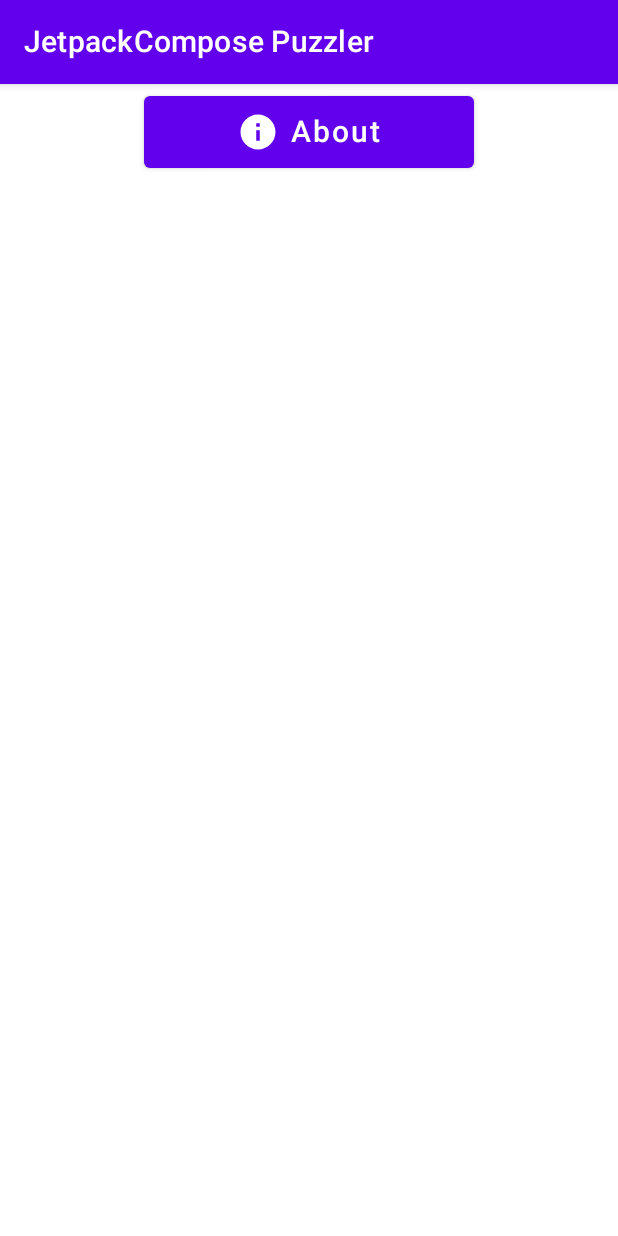
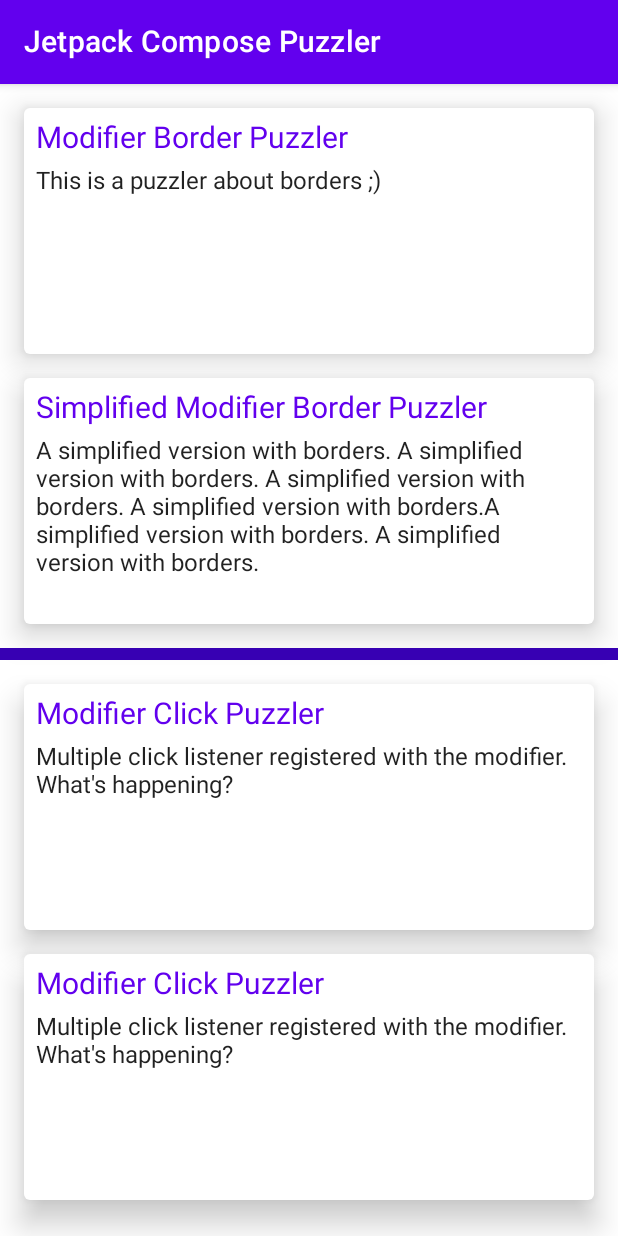
Before and after one commit to dbaelz/JetpackComposePuzzler, an Android app built with Jetpack Compose: the MainScreen screen opened through its navigation route, on a phone screen of 412 x 824 dp. Run offline under Robolectric (Android 15) with nearby library versions, the phone set to English and light mode, and no system bars.

Commit message:
Expand main menu and use cards instead of buttons

```diff
--- a/app/src/main/java/de/dbaelz/demo/compose/puzzler/MainActivity.kt
+++ b/app/src/main/java/de/dbaelz/demo/compose/puzzler/MainActivity.kt
@@ -18,8 +18,8 @@ import de.dbaelz.demo.compose.puzzler.Screen.ABOUT
 import de.dbaelz.demo.compose.puzzler.Screen.MAIN
 import de.dbaelz.demo.compose.puzzler.data.createMainMenuModel
 import de.dbaelz.demo.compose.puzzler.ui.AboutScreen
+import de.dbaelz.demo.compose.puzzler.ui.MainScreen
 import de.dbaelz.demo.compose.puzzler.ui.theme.JetpackComposePuzzlerTheme
-import de.dbaelz.demo.compose.puzzler.ui.theme.MainScreen
 
 class MainActivity : ComponentActivity() {
     override fun onCreate(savedInstanceState: Bundle?) {
@@ -30,7 +30,7 @@ class MainActivity : ComponentActivity() {
                 val backstackEntry = navController.currentBackStackEntryAsState()
 
                 Scaffold(
-                    topBar = { TopBar("JetpackCompose Puzzler") },
+                    topBar = { TopBar("Jetpack Compose Puzzler") },
                 ) {
                     PuzzlerNavHost(navController, Modifier.padding(it))
                 }
--- a/app/src/main/java/de/dbaelz/demo/compose/puzzler/data/MainMenuModel.kt
+++ b/app/src/main/java/de/dbaelz/demo/compose/puzzler/data/MainMenuModel.kt
@@ -1,8 +1,5 @@
 package de.dbaelz.demo.compose.puzzler.data
 
-import androidx.compose.material.icons.Icons
-import androidx.compose.material.icons.filled.Info
-import androidx.compose.ui.graphics.vector.ImageVector
 import de.dbaelz.demo.compose.puzzler.Screen
 
 data class MainMenuModel(val items: List<Item> = emptyList()) {
@@ -10,18 +7,39 @@ data class MainMenuModel(val items: List<Item> = emptyList()) {
         object Separator : Item()
         data class Entry(
             val name: String,
-            val icon: ImageVector? = null,
+            val description: String = "",
             val targetScreen: Screen,
         ) : Item()
     }
 }
 
+// TODO: Add real entries
 fun createMainMenuModel(): MainMenuModel {
     return MainMenuModel(
         listOf(
             MainMenuModel.Item.Entry(
-                name = "About",
-                icon = Icons.Default.Info,
+                name = "Modifier Border Puzzler",
+                description = "This is a puzzler about borders ;)",
+                targetScreen = Screen.ABOUT
+            ),
+            MainMenuModel.Item.Entry(
+                name = "Simplified Modifier Border Puzzler",
+                description = "A simplified version with borders. A simplified version with borders. " +
+                        "A simplified version with borders. A simplified version with borders." +
+                        "A simplified version with borders. A simplified version with borders.",
+                targetScreen = Screen.ABOUT
+            ),
+
+            MainMenuModel.Item.Separator,
+
+            MainMenuModel.Item.Entry(
+                name = "Modifier Click Puzzler",
+                description = "Multiple click listener registered with the modifier. What's happening?",
+                targetScreen = Screen.ABOUT
+            ),
+            MainMenuModel.Item.Entry(
+                name = "Modifier Click Puzzler",
+                description = "Multiple click listener registered with the modifier. What's happening?",
                 targetScreen = Screen.ABOUT
             ),
         )
--- a/app/src/main/java/de/dbaelz/demo/compose/puzzler/ui/MainScreen.kt
+++ b/app/src/main/java/de/dbaelz/demo/compose/puzzler/ui/MainScreen.kt
@@ -1,13 +1,14 @@
-package de.dbaelz.demo.compose.puzzler.ui.theme
+package de.dbaelz.demo.compose.puzzler.ui
 
+import androidx.compose.foundation.clickable
 import androidx.compose.foundation.layout.*
 import androidx.compose.foundation.rememberScrollState
 import androidx.compose.foundation.verticalScroll
-import androidx.compose.material.Button
-import androidx.compose.material.Icon
+import androidx.compose.material.Card
+import androidx.compose.material.Divider
+import androidx.compose.material.MaterialTheme
 import androidx.compose.material.Text
 import androidx.compose.runtime.Composable
-import androidx.compose.ui.Alignment
 import androidx.compose.ui.Modifier
 import androidx.compose.ui.unit.dp
 import androidx.compose.ui.unit.sp
@@ -20,20 +21,18 @@ fun MainScreen(model: MainMenuModel, onItemSelected: (Screen) -> Unit) {
 
     Column(
         modifier = Modifier
-            .fillMaxWidth()
-            .verticalScroll(scrollState),
+            .fillMaxSize()
+            .verticalScroll(scrollState)
     ) {
         Spacer(Modifier.height(8.dp))
 
-        model.items.forEach {
-            when (it) {
+        model.items.forEach { item ->
+            when (item) {
                 is MainMenuModel.Item.Separator -> {
-                    Spacer(Modifier.height(16.dp))
+                    Separator()
                 }
                 is MainMenuModel.Item.Entry -> {
-                    MenuButton(Modifier.align(Alignment.CenterHorizontally), it, onItemSelected)
-
-                    Spacer(Modifier.height(8.dp))
+                    MenuCard(item, onItemSelected)
                 }
             }
         }
@@ -41,25 +40,47 @@ fun MainScreen(model: MainMenuModel, onItemSelected: (Screen) -> Unit) {
 }
 
 @Composable
-private fun MenuButton(
-    modifier: Modifier,
-    entry: MainMenuModel.Item.Entry,
-    onItemSelected: (Screen) -> Unit
-) {
-    Button(
-        modifier = modifier
-            .width(220.dp)
-            .height(48.dp),
-        onClick = { onItemSelected(entry.targetScreen) }
+private fun Separator() {
+    Spacer(Modifier.height(8.dp))
+
+    Divider(
+        modifier = Modifier.fillMaxSize(),
+        color = MaterialTheme.colors.primaryVariant,
+        thickness = 8.dp
+    )
+
+    Spacer(Modifier.height(8.dp))
+}
+
+@Composable
+private fun MenuCard(entry: MainMenuModel.Item.Entry, onItemSelected: (Screen) -> Unit) {
+    Card(
+        elevation = 12.dp,
+        modifier = Modifier
+            .fillMaxWidth()
+            .height(180.dp)
+            .padding(start = 16.dp, end = 16.dp, top = 8.dp, bottom = 8.dp)
+            .clickable {
+                onItemSelected(entry.targetScreen)
+            }
     ) {
-        entry.icon?.let {
-            Icon(
-                it, null,
-                modifier = Modifier
-                    .padding(end = 8.dp)
-                    .size(28.dp)
+        Column(
+            modifier = Modifier
+                .fillMaxSize()
+                .padding(8.dp)
+        ) {
+            Text(
+                text = entry.name,
+                color = MaterialTheme.colors.primary,
+                fontSize = 20.sp
+            )
+
+            Spacer(Modifier.height(8.dp))
+
+            Text(
+                text = entry.description,
+                fontSize = 16.sp
             )
         }
-        Text(entry.name, fontSize = 20.sp)
     }
 }
```
